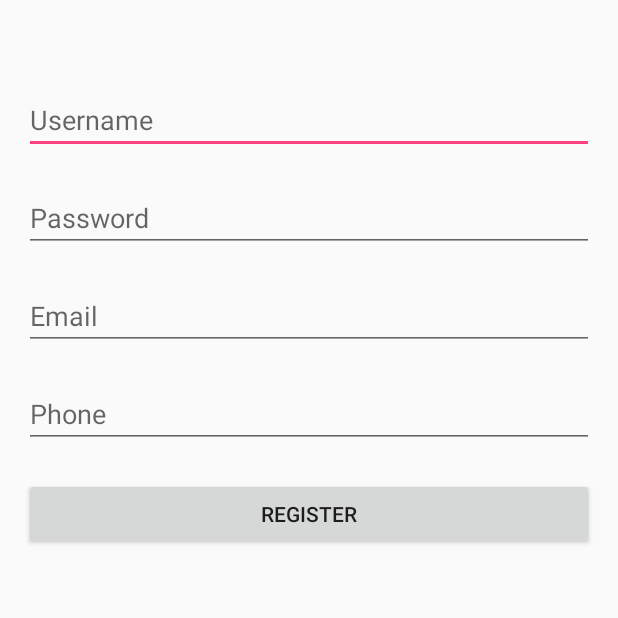
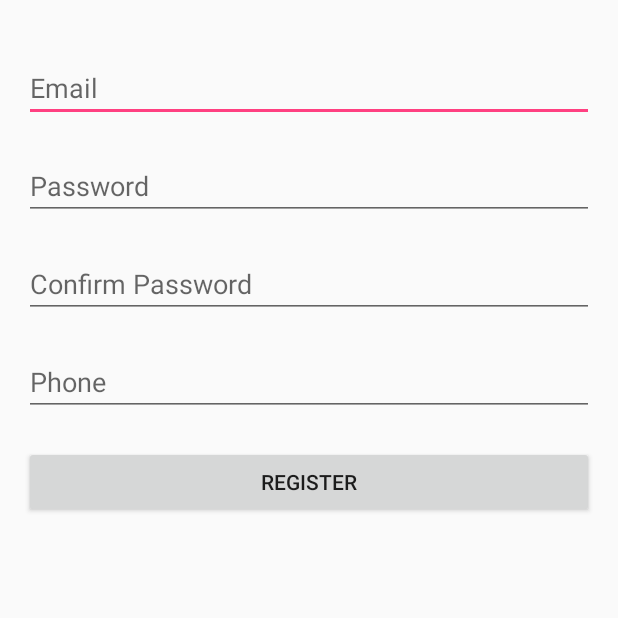
Before and after one commit to Albert-Guan/CSE110, an Android app: the RegisterActivity screen opened directly, with no data from a screen before it, after a tap on "REGISTER", on a phone screen of 412 x 824 dp, the top half of it. Run offline under Robolectric (Android 15) with nearby library versions, the phone set to English and light mode, and no system bars; our stand-ins replace Firebase (no records; nobody signed in at launch, a user with empty details on screens opened directly).

Commit message:
Registration fixes

```diff
--- a/CalendarGo/app/src/main/java/com/example/apple/calendargo/MainActivity.java
+++ b/CalendarGo/app/src/main/java/com/example/apple/calendargo/MainActivity.java
@@ -138,7 +138,6 @@ public class MainActivity extends AppCompatActivity implements SearchView.OnQuer
 
                                 Toast.makeText(MainActivity.this, "User has logged in successfully", Toast.LENGTH_LONG).show();
 
-                                final TextView username = (TextView) findViewById(R.id.username);
                                 final TextView email = (TextView) findViewById(R.id.email);
 
 
@@ -153,7 +152,6 @@ public class MainActivity extends AppCompatActivity implements SearchView.OnQuer
                                             List<String> profile = (List<String>) dataSnapshot.getValue();
                                             Toast.makeText(MainActivity.this, profile.toString(), Toast.LENGTH_LONG).show();
 
-                                            username.setText(profile.get(1));
                                             email.setText(profile.get(0));
                                         }
                                     }
--- a/CalendarGo/app/src/main/java/com/example/apple/calendargo/RegisterActivity.java
+++ b/CalendarGo/app/src/main/java/com/example/apple/calendargo/RegisterActivity.java
@@ -1,15 +1,14 @@
 package com.example.apple.calendargo;
 
 import android.content.Intent;
+import android.os.Bundle;
 import android.support.annotation.NonNull;
 import android.support.v7.app.AppCompatActivity;
-import android.os.Bundle;
 import android.text.TextUtils;
 import android.view.View;
 import android.widget.Button;
 import android.widget.EditText;
 import android.widget.ProgressBar;
-import android.widget.TextView;
 import android.widget.Toast;
 
 import com.google.android.gms.tasks.OnCompleteListener;
@@ -27,8 +26,8 @@ public class RegisterActivity extends AppCompatActivity {
 
     private EditText etEmail;
     private EditText etPassword;
-    private EditText etUsername;
     private EditText etPhone;
+    private EditText etPassword_confirm;
 
     private ProgressBar progressBar;
     private FirebaseAuth auth;
@@ -59,7 +58,7 @@ public class RegisterActivity extends AppCompatActivity {
         etEmail = (EditText) findViewById(R.id.etEmail);
         etPassword = (EditText) findViewById(R.id.etPassword);
         etPhone = (EditText) findViewById(R.id.etPhone);
-        etUsername = (EditText) findViewById((R.id.etUsername));
+        etPassword_confirm = (EditText) findViewById(R.id.etPasswordConfirm);
 
         registerButton.setOnClickListener(new Button.OnClickListener() {
             @Override
@@ -79,10 +78,9 @@ public class RegisterActivity extends AppCompatActivity {
         String email = etEmail.getText().toString();
         String password = etPassword.getText().toString();
         String phone = etPhone.getText().toString();
-        String username = etUsername.getText().toString();
+        String confirm_password = etPassword_confirm.getText().toString();
 
         userProfile.add(email);
-        userProfile.add(username);
         userProfile.add(phone);
 
         if (TextUtils.isEmpty(email)) {
@@ -99,6 +97,12 @@ public class RegisterActivity extends AppCompatActivity {
             Toast.makeText(getApplicationContext(), "Password too short, enter minimum 6 characters!", Toast.LENGTH_SHORT).show();
             return;
         }
+
+        if (! password.equals(confirm_password)){
+            Toast.makeText(getApplicationContext(), "Passwords are different, please check it again! ", Toast.LENGTH_SHORT).show();
+            return;
+        }
+
 
         progressBar.setVisibility(View.VISIBLE);
 
@@ -121,7 +125,7 @@ public class RegisterActivity extends AppCompatActivity {
                             myRef.child(uid).setValue(userProfile);
 
                             Toast.makeText(RegisterActivity.this,user.getEmail()+" registered successfully. ",Toast.LENGTH_SHORT).show();
-                            Intent intent = new Intent(RegisterActivity.this, MainActivity.class);
+                            Intent intent = new Intent(RegisterActivity.this, LoginActivity.class);
                             intent.putExtra("login",true);
                             startActivity(intent);
                             finish();
--- a/CalendarGo/app/src/main/res/layout/activity_login.xml
+++ b/CalendarGo/app/src/main/res/layout/activity_login.xml
@@ -48,7 +48,7 @@
         android:layout_width="match_parent"
         android:layout_height="wrap_content"
         android:inputType="textPassword"
-        android:ems="10"
+        android:ems="20"
         android:hint="Password"
         android:id="@+id/etPasswordLogin"
         android:layout_marginTop="10dp"
--- a/CalendarGo/app/src/main/res/layout/activity_register.xml
+++ b/CalendarGo/app/src/main/res/layout/activity_register.xml
@@ -14,14 +14,13 @@
     <EditText
         android:layout_width="match_parent"
         android:layout_height="wrap_content"
-        android:inputType="textPersonName"
-        android:hint="Username"
+        android:inputType="textEmailAddress"
+        android:hint="Email"
         android:ems="10"
-        android:layout_marginTop="41dp"
-        android:id="@+id/etUsername"
-        android:layout_alignParentTop="true"
         android:layout_alignParentLeft="true"
-        android:layout_alignParentStart="true" />
+        android:layout_alignParentStart="true"
+        android:layout_marginTop="20dp"
+        android:id="@+id/etEmail" />
 
     <EditText
         android:layout_width="match_parent"
@@ -30,22 +29,25 @@
         android:hint="Password"
         android:ems="10"
         android:id="@+id/etPassword"
-        android:layout_below="@+id/etUsername"
         android:layout_marginTop="20dp"
         android:layout_alignParentLeft="true"
-        android:layout_alignParentStart="true" />
+        android:layout_alignParentStart="true"
+        android:layout_below="@+id/etEmail"
+        />
 
     <EditText
         android:layout_width="match_parent"
         android:layout_height="wrap_content"
-        android:inputType="textEmailAddress"
-        android:hint="Email"
+        android:inputType="textPassword"
+        android:hint="Confirm Password"
         android:ems="10"
-        android:layout_below="@+id/etPassword"
+        android:id="@+id/etPasswordConfirm"
+        android:layout_marginTop="20dp"
         android:layout_alignParentLeft="true"
         android:layout_alignParentStart="true"
-        android:layout_marginTop="20dp"
-        android:id="@+id/etEmail" />
+        android:layout_below="@+id/etPassword"
+        />
+
 
     <EditText
         android:layout_width="match_parent"
@@ -55,7 +57,7 @@
         android:ems="10"
         android:layout_marginTop="20dp"
         android:id="@+id/etPhone"
-        android:layout_below="@+id/etEmail"
+        android:layout_below="@+id/etPasswordConfirm"
         android:layout_alignRight="@+id/etEmail"
         android:layout_alignEnd="@+id/etEmail" />
 
```
Also changed, not shown: CalendarGo/app/src/main/res/layout/header.xml (+6 -20 lines).
